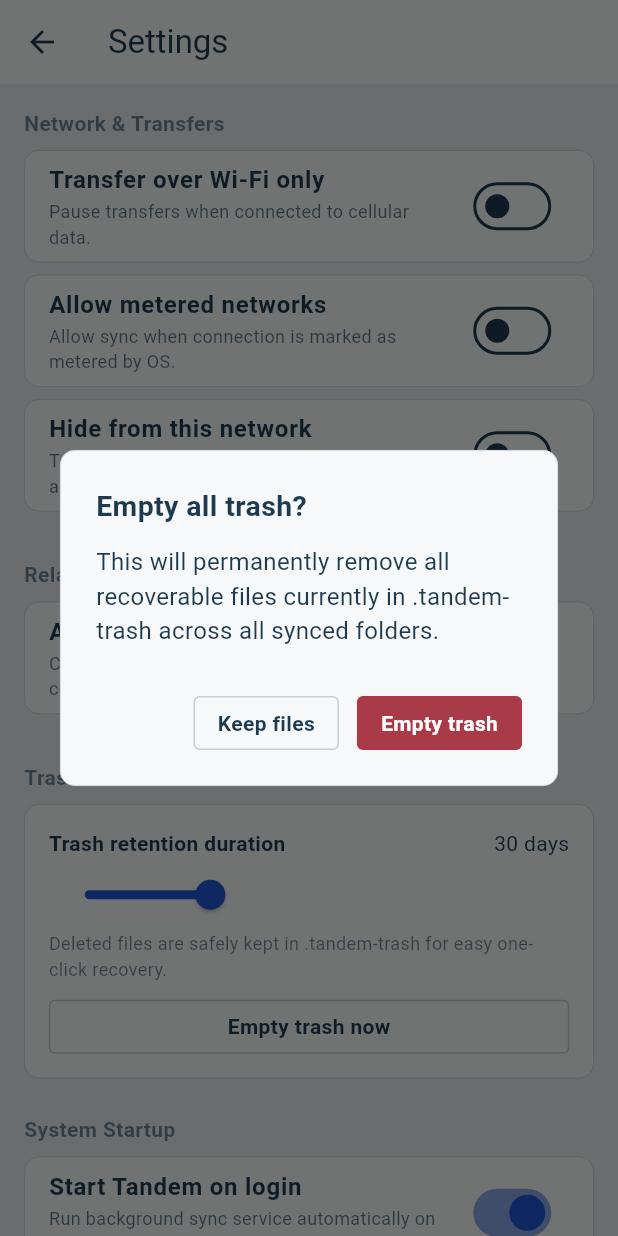
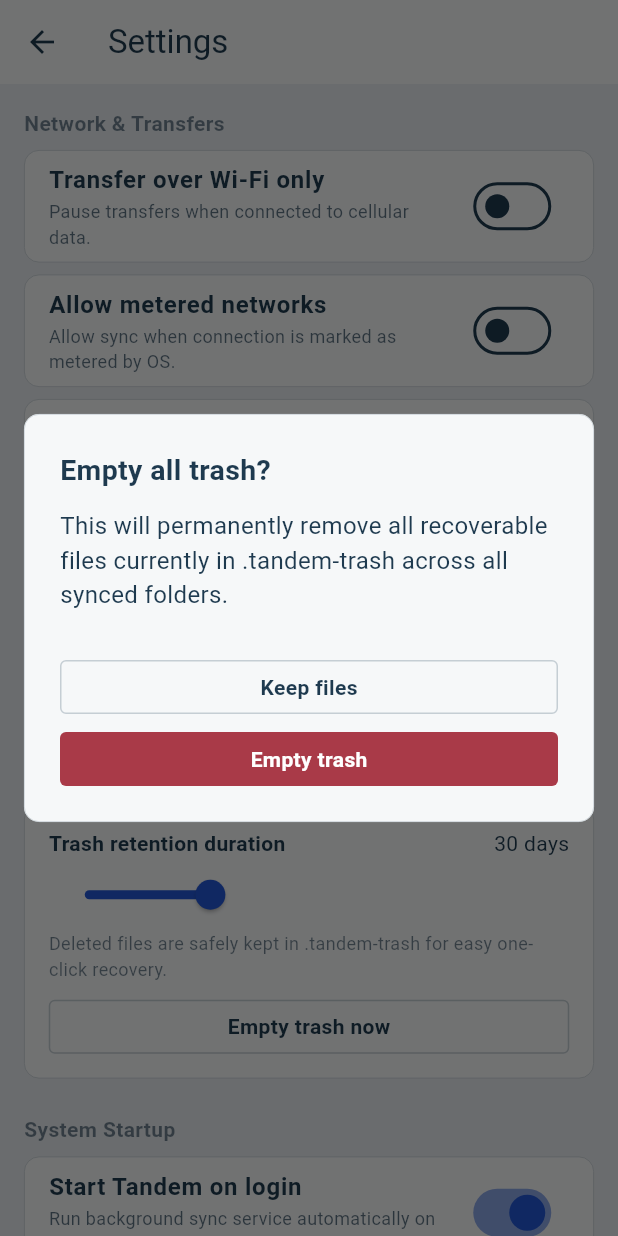
Before and after one commit to barun20saha/TANDEM, a Flutter app: the SettingsScreen screen opened directly, after a tap on "Empty trash now", on a phone screen of 412 x 824 dp. Run offline on Flutter 3.47's test engine with Material 3 defaults, Android fonts, the phone set to English and light mode, and no system bars; Roboto replaces fonts that are missing (Atkinson Hyperlegible Next).

Commit message:
fix(ui): use Wrap with insetPadding in ConfirmDialog to prevent flex overflow

```diff
--- a/app/lib/components/confirm_dialog.dart
+++ b/app/lib/components/confirm_dialog.dart
@@ -28,6 +28,10 @@ class ConfirmDialog extends StatelessWidget {
   Widget build(BuildContext context) {
     return Dialog(
       backgroundColor: TandemTokens.color_surface,
+      insetPadding: const EdgeInsets.symmetric(
+        horizontal: TandemTokens.space_4,
+        vertical: TandemTokens.space_5,
+      ),
       shape: RoundedRectangleBorder(
         borderRadius: BorderRadius.circular(TandemTokens.radius_panel),
         side: const BorderSide(color: TandemTokens.color_border, width: 0.5),
@@ -52,15 +56,18 @@ class ConfirmDialog extends StatelessWidget {
                 style: TandemTokens.text_md,
               ),
               const SizedBox(height: TandemTokens.space_6),
-              Row(
-                mainAxisAlignment: MainAxisAlignment.end,
+              Align(
+                alignment: Alignment.centerRight,
+                child: Wrap(
+                  alignment: WrapAlignment.end,
+                  spacing: TandemTokens.space_3,
+                  runSpacing: TandemTokens.space_3,
                   children: [
                     TandemButton(
                       label: cancelLabel,
                       variant: TandemButtonVariant.secondary,
                       onPressed: onCancel,
                     ),
-                  const SizedBox(width: TandemTokens.space_3),
                     TandemButton(
                       label: confirmLabel,
                       variant: isDestructive
@@ -70,6 +77,7 @@ class ConfirmDialog extends StatelessWidget {
                     ),
                   ],
                 ),
+              ),
             ],
           ),
         ),
```
Lines whose indentation alone changed are shown as unchanged.
